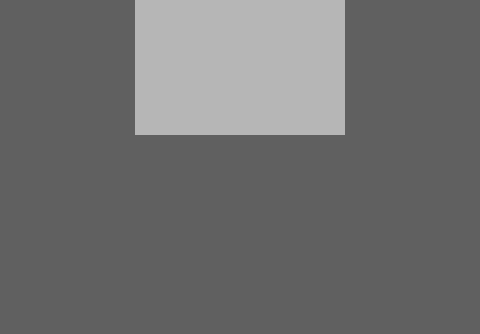
yamamushi/2DVoxelDesigner, file mainwindow.ui: the form before one commit; both pictures show x 392 to 872 and y 566 to 900 of the 1280 by 900 pixel window.
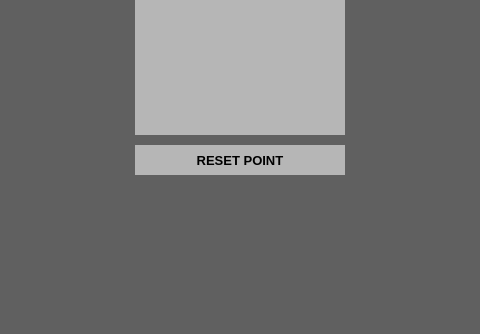
The form after the commit. Icons and pictures are not drawn. Custom widgets are drawn as their Qt base class.

What changed in the file:
```diff
--- a/mainwindow.ui
+++ b/mainwindow.ui
@@ -520,6 +520,48 @@
          </property>
         </widget>
        </item>
+       <item>
+        <widget class="QPushButton" name="btnResetPoint">
+         <property name="minimumSize">
+          <size>
+           <width>0</width>
+           <height>30</height>
+          </size>
+         </property>
+         <property name="font">
+          <font>
+           <pointsize>10</pointsize>
+           <weight>75</weight>
+           <bold>true</bold>
+          </font>
+         </property>
+         <property name="styleSheet">
+          <string notr="true">QPushButton{
+color: rgb(0, 0, 0);
+background-color: rgb(182, 182, 182);
+border:none;
+}
+QPushButton:hover{
+color: rgb(0, 0, 0);
+background-color: rgb(200, 200, 200);
+border:none;
+}
+QPushButton:pressed{
+color: rgb(0, 0, 0);
+background-color: rgb(210, 210, 210);
+border:none;
+}
+QPushButton:disabled {
+color: rgb(96, 96, 96);
+background-color: rgb(200, 200, 200);
+border:none;
+}</string>
+         </property>
+         <property name="text">
+          <string>RESET POINT</string>
+         </property>
+        </widget>
+       </item>
        <item>
         <spacer name="verticalSpacer">
          <property name="orientation">
```
